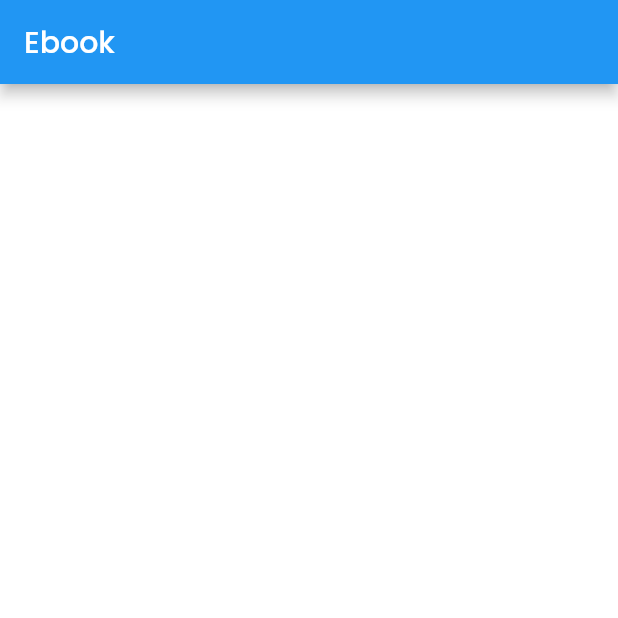
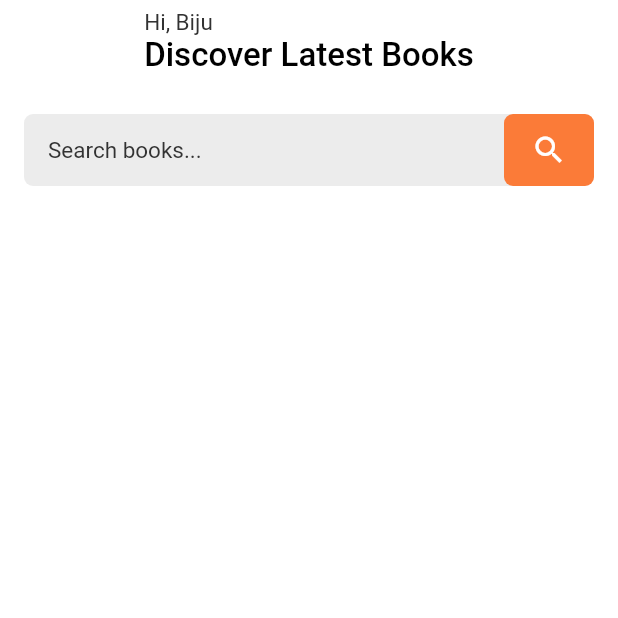
Before and after one commit to bijumondal18/flutter_ebook_app, a Flutter app: the screen it shows after launch, on a phone screen of 412 x 824 dp, the top half of it. Run offline on Flutter 3.47's test engine with Material 2 defaults, Android fonts, the phone set to English and light mode, and no system bars.

Commit message:
searchbar

```diff
--- a/lib/common/dimens.dart
+++ b/lib/common/dimens.dart
@@ -2,9 +2,11 @@ class AppSizes {
   static const double appBarHeight = 60.0;
   static const double textFieldHeight = 48.0;
   static const double buttonHeight = 44.0;
+  static const double searchBarHeight = 48.0;
 
   static const double cardCornerRadius = 6.0;
 
+  static const double dimen48 = 48.0;
   static const double dimen30 = 30.0;
   static const double dimen24 = 24.0;
   static const double dimen16 = 16.0;
--- a/lib/common/palette.dart
+++ b/lib/common/palette.dart
@@ -6,7 +6,7 @@ class AppColors {
   static const black = Color(0xFF000000);
   static const darkGrey = Color(0xFF323232);
   static const lightGrey = Color(0xFFD2CFCF);
-  static const textFieldBg = Color(0xFFF3F3F3);
+  static const textFieldBg = Color(0xFFECECEC);
   static const transparent = Color(0xFFFFFF);
   static const orange = Color(0xF7FC7732);
   static const green = Color(0xFF179C18);
--- /dev/null
+++ b/lib/common/responsive.dart
@@ -0,0 +1,44 @@
+import 'package:flutter/material.dart';
+
+class Responsive extends StatelessWidget {
+  final Widget mobile;
+  final Widget? tablet;
+  final Widget desktop;
+
+  const Responsive({
+    Key? key,
+    required this.mobile,
+    this.tablet,
+    required this.desktop,
+  }) : super(key: key);
+
+// This size work fine on my design, maybe you need some customization depends on your design
+
+  // This isMobile, isTablet, isDesktop helep us later
+  static bool isMobile(BuildContext context) =>
+      MediaQuery.of(context).size.width < 850;
+
+  static bool isTablet(BuildContext context) =>
+      MediaQuery.of(context).size.width < 1100 &&
+          MediaQuery.of(context).size.width >= 850;
+
+  static bool isDesktop(BuildContext context) =>
+      MediaQuery.of(context).size.width >= 1100;
+
+  @override
+  Widget build(BuildContext context) {
+    final Size _size = MediaQuery.of(context).size;
+    // If our width is more than 1100 then we consider it a desktop
+    if (_size.width >= 1100) {
+      return desktop;
+    }
+    // If width it less then 1100 and more then 850 we consider it as tablet
+    else if (_size.width >= 850 && tablet != null) {
+      return tablet!;
+    }
+    // Or less then that we called it mobile
+    else {
+      return mobile;
+    }
+  }
+}
--- a/lib/common/theme.dart
+++ b/lib/common/theme.dart
@@ -1,4 +1,5 @@
 import 'package:flutter/material.dart';
+import 'package:flutter/services.dart';
 import 'package:flutter_ebook_app/common/common.dart';
 
 import 'dimens.dart';
@@ -10,7 +11,8 @@ class AppTheme {
         brightness: Brightness.light,
         backgroundColor: AppColors.white,
         appBarTheme: const AppBarTheme(
-          backgroundColor: AppColors.transparent,
+          systemOverlayStyle: SystemUiOverlayStyle.dark,
+          backgroundColor: AppColors.white,
             elevation: AppSizes.elevation0,
             centerTitle: true,
             foregroundColor: AppColors.black),
--- a/lib/main.dart
+++ b/lib/main.dart
@@ -1,6 +1,7 @@
 import 'package:flutter/material.dart';
+import 'package:flutter/services.dart';
 import 'package:flutter_ebook_app/common/common.dart';
-import 'package:google_fonts/google_fonts.dart';
+import 'package:flutter_ebook_app/presentation/home/ui/home_screen.dart';
 
 void main() {
   runApp(const MyApp());
@@ -12,20 +13,13 @@ class MyApp extends StatelessWidget {
   // This widget is the root of your application.
   @override
   Widget build(BuildContext context) {
+    SystemChrome.setSystemUIOverlayStyle(const SystemUiOverlayStyle(
+      statusBarColor: AppColors.transparent, // status bar color
+    ));
     return MaterialApp(
-      debugShowCheckedModeBanner: false,
-      title: 'Flutter Demo',
-      theme: ThemeData.light().copyWith(
-        scaffoldBackgroundColor: AppColors.scaffold,
-        textTheme: GoogleFonts.poppinsTextTheme(Theme.of(context).textTheme)
-            .apply(bodyColor: Colors.black),
-        canvasColor: AppColors.white,
-      ),
-      home: Scaffold(
-        appBar: AppBar(
-          title: Text('Ebook'),
-        ),
-      ),
-    );
+        debugShowCheckedModeBanner: false,
+        title: 'Flutter Ebook App',
+        theme: AppTheme.lightTheme,
+        home: const HomeScreen());
   }
 }
--- /dev/null
+++ b/lib/presentation/home/ui/home_screen.dart
@@ -0,0 +1,69 @@
+import 'package:flutter/foundation.dart';
+import 'package:flutter/material.dart';
+import 'package:flutter_ebook_app/common/common.dart';
+import 'package:flutter_ebook_app/presentation/home/widgets/home_screen_header.dart';
+
+class HomeScreen extends StatelessWidget {
+  const HomeScreen({Key? key}) : super(key: key);
+
+  @override
+  Widget build(BuildContext context) {
+    return Scaffold(
+      appBar: const HomeScreenHeader(),
+      body: SafeArea(
+        child: SingleChildScrollView(
+          child: Column(
+            children: [searchBar(context)],
+          ),
+        ),
+      ),
+    );
+  }
+
+  Widget searchBar(BuildContext context) {
+    return Container(
+      margin: const EdgeInsets.all(AppSizes.dimen16),
+      width: MediaQuery.of(context).size.width,
+      height: AppSizes.searchBarHeight,
+      decoration: BoxDecoration(
+          color: AppColors.textFieldBg,
+          borderRadius: BorderRadius.circular(AppSizes.cardCornerRadius)),
+      child: Stack(
+        children: [
+          TextField(
+            decoration: InputDecoration(
+                hintText: 'Search books...',
+                hintStyle: AppTheme.lightTheme.textTheme.bodyText1,
+                border: InputBorder.none,
+                contentPadding: const EdgeInsets.only(
+                    left: AppSizes.dimen16, right: AppSizes.dimen48)),
+          ),
+          Positioned(
+            right: 0,
+            bottom: 0,
+            top: 0,
+            child: Container(
+              width: 60,
+              padding: const EdgeInsets.all(AppSizes.dimen8),
+              decoration: BoxDecoration(
+                  color: AppColors.orange,
+                  borderRadius:
+                      BorderRadius.circular(AppSizes.cardCornerRadius)),
+              child: InkWell(
+                onTap: () {
+                  if (kDebugMode) {
+                    print('search button pressed');
+                  }
+                },
+                child: const Icon(
+                  Icons.search,
+                  color: AppColors.white,
+                ),
+              ),
+            ),
+          )
+        ],
+      ),
+    );
+  }
+}
--- /dev/null
+++ b/lib/presentation/home/widgets/home_screen_header.dart
@@ -0,0 +1,26 @@
+import 'package:flutter/material.dart';
+import 'package:flutter_ebook_app/common/common.dart';
+
+class HomeScreenHeader extends StatelessWidget implements PreferredSizeWidget {
+
+  const HomeScreenHeader({Key? key}) : super(key: key);
+
+  @override
+  Size get preferredSize => const Size.fromHeight(AppSizes.appBarHeight);
+
+  @override
+  Widget build(BuildContext context) {
+    return AppBar(
+      title: RichText(
+        text: TextSpan(
+            text: 'Hi, Biju',
+            style: Theme.of(context).textTheme.bodyText1,
+            children: [
+              TextSpan(
+                  text: '\nDiscover Latest Books',
+                  style: Theme.of(context).textTheme.headline4)
+            ]),
+      ),
+    );
+  }
+}
```
